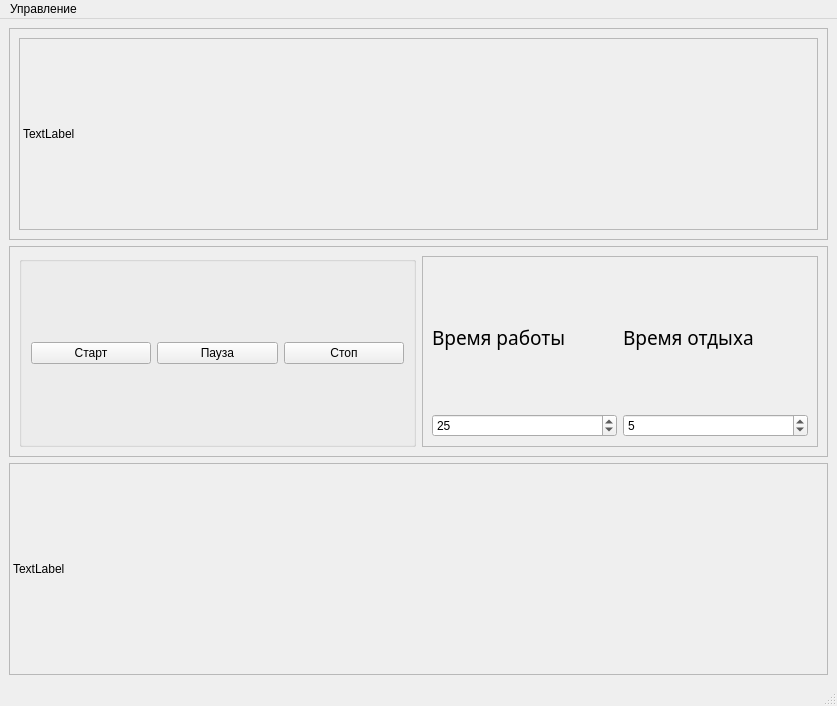
First picture: the form in ui/main_window.ui, repository graal101/PomodoroTimer, before the edit.
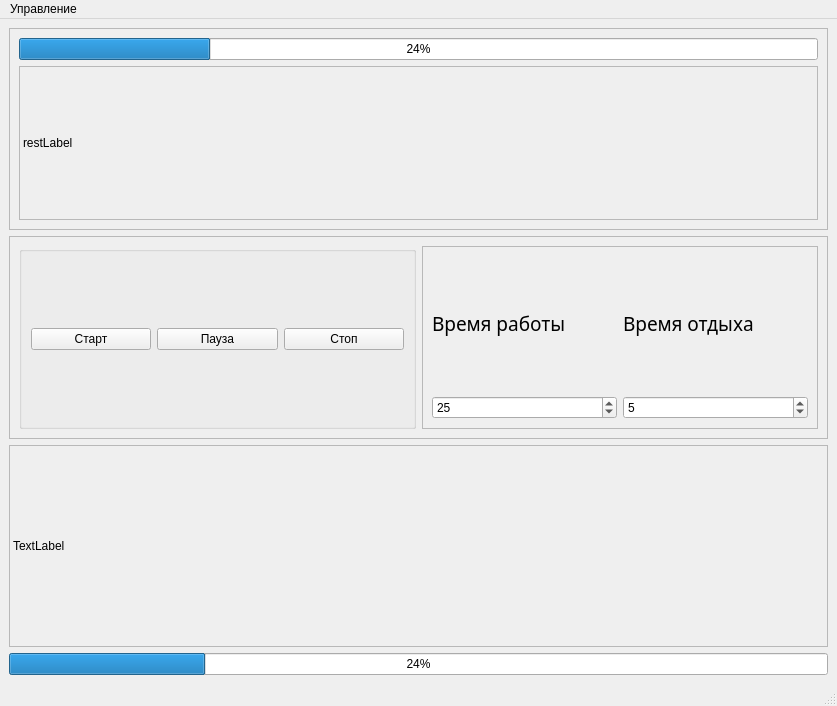
Second picture: the form after the edit.

Commit message: added starusBars for the values

```diff
--- a/ui/main_window.ui
+++ b/ui/main_window.ui
@@ -24,13 +24,20 @@
        <enum>QFrame::Raised</enum>
       </property>
       <layout class="QVBoxLayout" name="verticalLayout_2">
+       <item>
+        <widget class="QProgressBar" name="progressBar">
+         <property name="value">
+          <number>24</number>
+         </property>
+        </widget>
+       </item>
        <item>
         <widget class="QLabel" name="label_info">
          <property name="frameShape">
           <enum>QFrame::StyledPanel</enum>
          </property>
          <property name="text">
-          <string>TextLabel</string>
+          <string>restLabel</string>
          </property>
         </widget>
        </item>
@@ -177,6 +184,16 @@
       </property>
      </widget>
     </item>
+    <item>
+     <widget class="QProgressBar" name="Bar_work">
+      <property name="autoFillBackground">
+       <bool>false</bool>
+      </property>
+      <property name="value">
+       <number>24</number>
+      </property>
+     </widget>
+    </item>
    </layout>
   </widget>
   <widget class="QMenuBar" name="menubar">
```
The commit also changes 1 other file.
